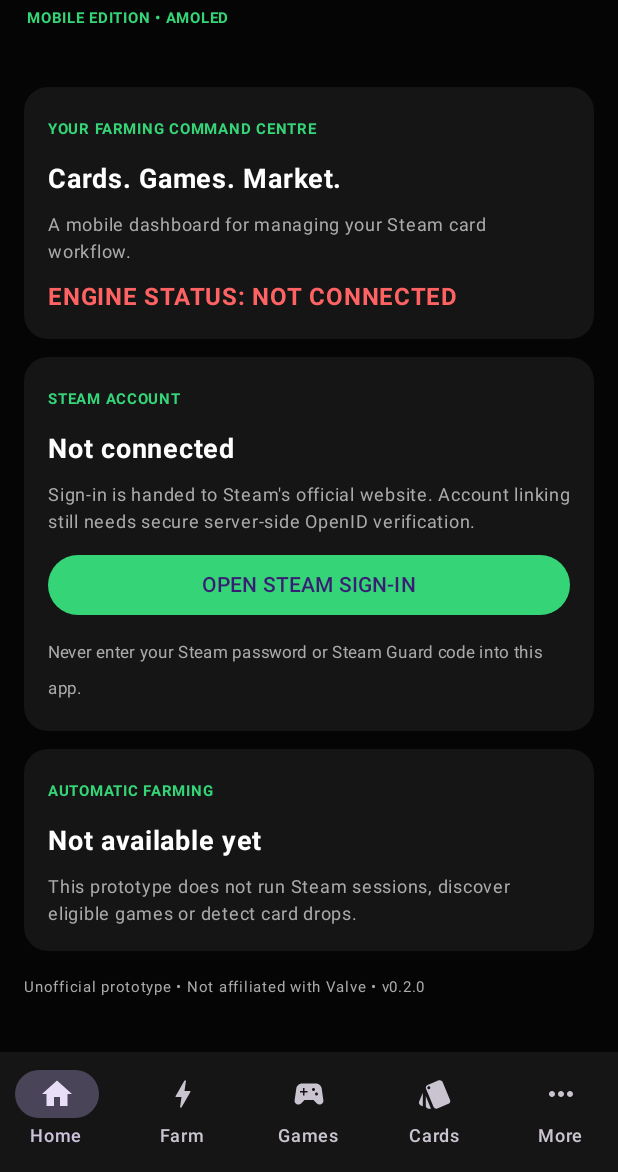
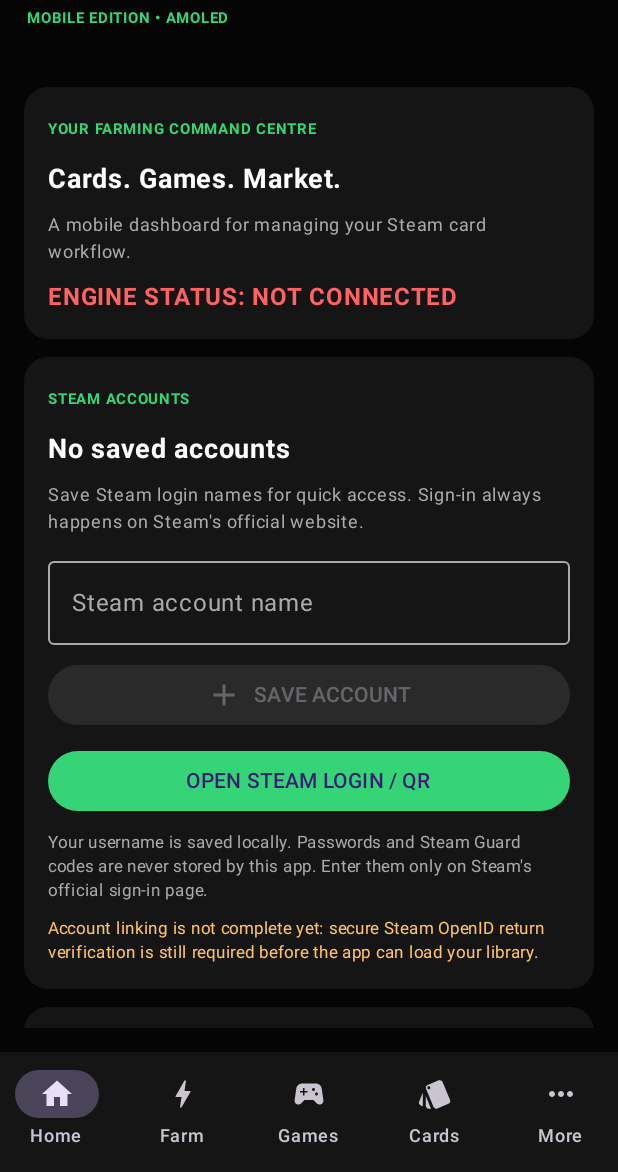
Before and after one commit to watchfullforce-hash/TouchMacroAndroid, an Android app built with Jetpack Compose: the screen it shows after launch (MainActivity), on a phone screen of 412 x 824 dp, the part 64-1236 px from its top. Run offline under Robolectric (Android 15) with nearby library versions, the phone set to English and light mode, and no system bars.

Commit message:
Add local saved Steam account names and official sign-in launcher

```diff
--- a/app/src/main/java/com/steamcardfarmer/mobile/MainActivity.kt
+++ b/app/src/main/java/com/steamcardfarmer/mobile/MainActivity.kt
@@ -1,5 +1,6 @@
 package com.steamcardfarmer.mobile
 
+import android.content.Context
 import android.content.Intent
 import android.net.Uri
 import android.os.Bundle
@@ -9,6 +10,7 @@ import androidx.compose.foundation.background
 import androidx.compose.foundation.layout.*
 import androidx.compose.foundation.lazy.LazyColumn
 import androidx.compose.foundation.shape.RoundedCornerShape
+import androidx.compose.foundation.text.KeyboardOptions
 import androidx.compose.material.icons.Icons
 import androidx.compose.material.icons.filled.*
 import androidx.compose.material3.*
@@ -17,27 +19,73 @@ import androidx.compose.ui.Alignment
 import androidx.compose.ui.Modifier
 import androidx.compose.ui.graphics.Color
 import androidx.compose.ui.text.font.FontWeight
+import androidx.compose.ui.text.input.KeyboardType
 import androidx.compose.ui.unit.dp
 import androidx.compose.ui.unit.sp
+import org.json.JSONArray
+import org.json.JSONObject
 
 private val Black = Color(0xFF050505)
 private val Panel = Color(0xFF151515)
 private val Green = Color(0xFF35D477)
 private val Muted = Color(0xFFAAAAAA)
 
+private data class SavedSteamAccount(val username: String)
+
 class MainActivity : ComponentActivity() {
     override fun onCreate(savedInstanceState: Bundle?) {
         super.onCreate(savedInstanceState)
-        setContent { App { startActivity(Intent(Intent.ACTION_VIEW, Uri.parse("https://steamcommunity.com/openid/"))) } }
+        setContent {
+            App(
+                loadAccounts = { readAccounts(this) },
+                saveAccounts = { writeAccounts(this, it) },
+                onSteamLogin = { openSteamLogin() }
+            )
+        }
+    }
+
+    private fun openSteamLogin() {
+        val intent = Intent(Intent.ACTION_VIEW, Uri.parse("https://steamcommunity.com/login/home/"))
+        startActivity(intent)
     }
 }
 
+private fun readAccounts(context: Context): List<SavedSteamAccount> {
+    val raw = context.getSharedPreferences("steam_card_farmer", Context.MODE_PRIVATE)
+        .getString("saved_accounts", "[]") ?: "[]"
+    return try {
+        val array = JSONArray(raw)
+        (0 until array.length()).mapNotNull { index ->
+            val username = array.optJSONObject(index)?.optString("username")?.trim().orEmpty()
+            if (username.isBlank()) null else SavedSteamAccount(username)
+        }
+    } catch (_: Exception) { emptyList() }
+}
+
+private fun writeAccounts(context: Context, accounts: List<SavedSteamAccount>) {
+    val array = JSONArray()
+    accounts.forEach { account ->
+        array.put(JSONObject().put("username", account.username))
+    }
+    context.getSharedPreferences("steam_card_farmer", Context.MODE_PRIVATE)
+        .edit().putString("saved_accounts", array.toString()).apply()
+}
+
 @Composable
-private fun App(onSteamLogin: () -> Unit) {
+private fun App(
+    loadAccounts: () -> List<SavedSteamAccount>,
+    saveAccounts: (List<SavedSteamAccount>) -> Unit,
+    onSteamLogin: () -> Unit
+) {
     var page by remember { mutableStateOf(0) }
     var protectFoils by remember { mutableStateOf(true) }
     var autoSell by remember { mutableStateOf(false) }
+    var usernameInput by remember { mutableStateOf("") }
+    val accounts = remember { mutableStateListOf<SavedSteamAccount>().apply { addAll(loadAccounts()) } }
     val names = listOf("Home", "Farm", "Games", "Cards", "More")
+
+    fun persist() = saveAccounts(accounts.toList())
+
     MaterialTheme(colorScheme = darkColorScheme(primary = Green, background = Black, surface = Panel)) {
         Scaffold(containerColor = Black, topBar = {
             Column(Modifier.fillMaxWidth().background(Black).padding(18.dp)) {
@@ -60,21 +108,71 @@ private fun App(onSteamLogin: () -> Unit) {
                 }
                 when(page) {
                     0 -> {
-                        item { CardBox("STEAM ACCOUNT", "Not connected", "Sign-in is handed to Steam's official website. Account linking still needs secure server-side OpenID verification.") {
-                            Button(onClick = onSteamLogin, modifier = Modifier.fillMaxWidth()) { Text("OPEN STEAM SIGN-IN") }
-                            Text("Never enter your Steam password or Steam Guard code into this app.", color = Muted, fontSize = 11.sp)
-                        } }
+                        item {
+                            CardBox("STEAM ACCOUNTS", if (accounts.isEmpty()) "No saved accounts" else "${accounts.size} saved account(s)", "Save Steam login names for quick access. Sign-in always happens on Steam's official website.") {
+                                OutlinedTextField(
+                                    value = usernameInput,
+                                    onValueChange = { usernameInput = it },
+                                    modifier = Modifier.fillMaxWidth(),
+                                    singleLine = true,
+                                    label = { Text("Steam account name") },
+                                    placeholder = { Text("Enter Steam username") },
+                                    keyboardOptions = KeyboardOptions(keyboardType = KeyboardType.Text),
+                                    colors = OutlinedTextFieldDefaults.colors(
+                                        focusedTextColor = Color.White,
+                                        unfocusedTextColor = Color.White,
+                                        focusedBorderColor = Green,
+                                        unfocusedBorderColor = Muted,
+                                        focusedLabelColor = Green,
+                                        unfocusedLabelColor = Muted,
+                                        cursorColor = Green
+                                    )
+                                )
+                                Button(
+                                    onClick = {
+                                        val name = usernameInput.trim()
+                                        if (name.isNotEmpty() && accounts.none { it.username.equals(name, ignoreCase = true) }) {
+                                            accounts.add(SavedSteamAccount(name))
+                                            persist()
+                                            usernameInput = ""
+                                        }
+                                    },
+                                    enabled = usernameInput.isNotBlank(),
+                                    modifier = Modifier.fillMaxWidth()
+                                ) { Icon(Icons.Default.Add, null); Spacer(Modifier.width(8.dp)); Text("SAVE ACCOUNT") }
+                                if (accounts.isNotEmpty()) {
+                                    HorizontalDivider(color = Color.DarkGray)
+                                    accounts.forEach { account ->
+                                        Row(verticalAlignment = Alignment.CenterVertically, modifier = Modifier.fillMaxWidth()) {
+                                            Column(Modifier.weight(1f)) {
+                                                Text(account.username, color = Color.White, fontWeight = FontWeight.SemiBold)
+                                                Text("Saved on this device", color = Muted, fontSize = 10.sp)
+                                            }
+                                            TextButton(onClick = onSteamLogin) { Text("SIGN IN", color = Green) }
+                                            IconButton(onClick = { accounts.remove(account); persist() }) {
+                                                Icon(Icons.Default.DeleteOutline, contentDescription = "Remove account", tint = Color(0xFFFF7777))
+                                            }
+                                        }
+                                    }
+                                }
+                                Button(onClick = onSteamLogin, modifier = Modifier.fillMaxWidth()) {
+                                    Text("OPEN STEAM LOGIN / QR")
+                                }
+                                Text("Your username is saved locally. Passwords and Steam Guard codes are never stored by this app. Enter them only on Steam's official sign-in page.", color = Muted, fontSize = 11.sp, lineHeight = 16.sp)
+                                Text("Account linking is not complete yet: secure Steam OpenID return verification is still required before the app can load your library.", color = Color(0xFFFFC266), fontSize = 11.sp, lineHeight = 16.sp)
+                            }
+                        }
                         item { CardBox("AUTOMATIC FARMING", "Not available yet", "This prototype does not run Steam sessions, discover eligible games or detect card drops.") {} }
                     }
                     1 -> item { CardBox("FARMING QUEUE", "No games queued", "Queue interface is planned. Actual farming engine and verified drop tracking are not implemented.") {} }
-                    2 -> item { CardBox("GAME LIBRARY", "No Steam library loaded", "Connect a verified Steam account in a future release to import owned games. No sample games are shown as real data.") {} }
+                    2 -> item { CardBox("GAME LIBRARY", "No Steam library loaded", "A verified Steam account connection is required to import owned games. No sample games are shown as real data.") {} }
                     3 -> item { CardBox("CARD INVENTORY", "No inventory loaded", "Live inventory, market prices and selling are not connected.") {
                         Row(verticalAlignment = Alignment.CenterVertically) { Text("Protect foil cards", Modifier.weight(1f), color = Color.White); Switch(protectFoils, { protectFoils = it }) }
                         Row(verticalAlignment = Alignment.CenterVertically) { Text("Automatic selling", Modifier.weight(1f), color = Color.White); Switch(autoSell, { autoSell = it }) }
                     } }
                     else -> item { CardBox("MORE WORKSPACES", "Coming in later builds", "Deal discovery • Playtime tools • Achievement viewer • Chat • Farming history • Background service") {} }
                 }
-                item { Text("Unofficial prototype • Not affiliated with Valve • v0.2.0", color = Muted, fontSize = 10.sp) }
+                item { Text("Unofficial prototype • Not affiliated with Valve • v0.3.0", color = Muted, fontSize = 10.sp) }
             }
         }
     }
```
